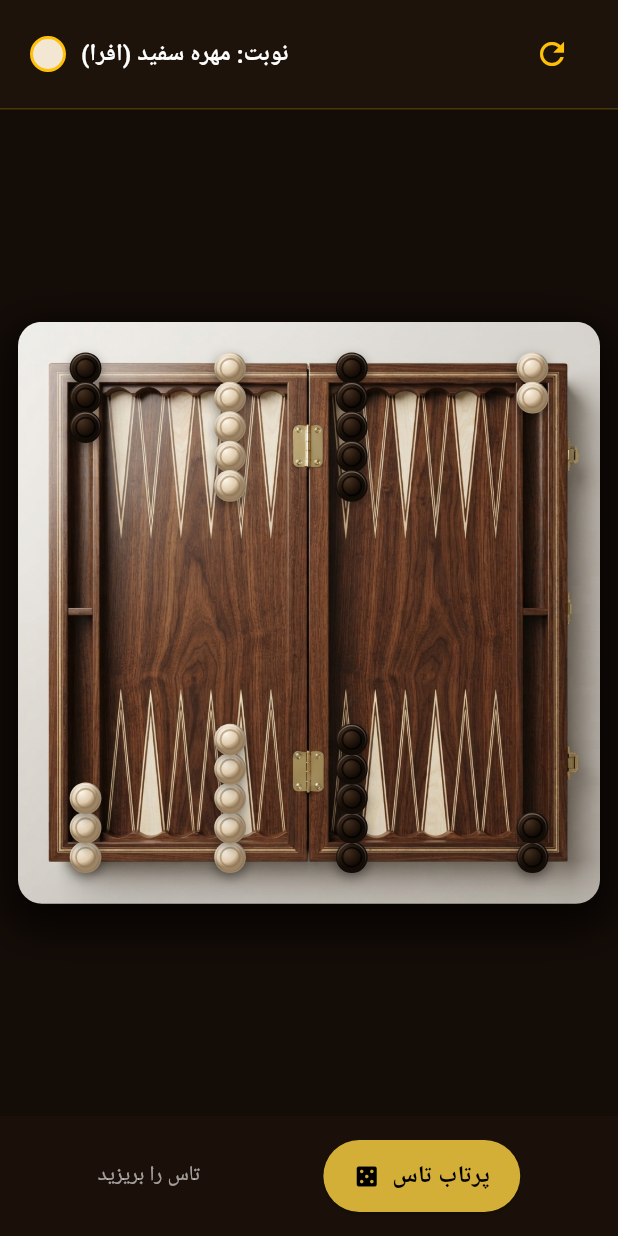
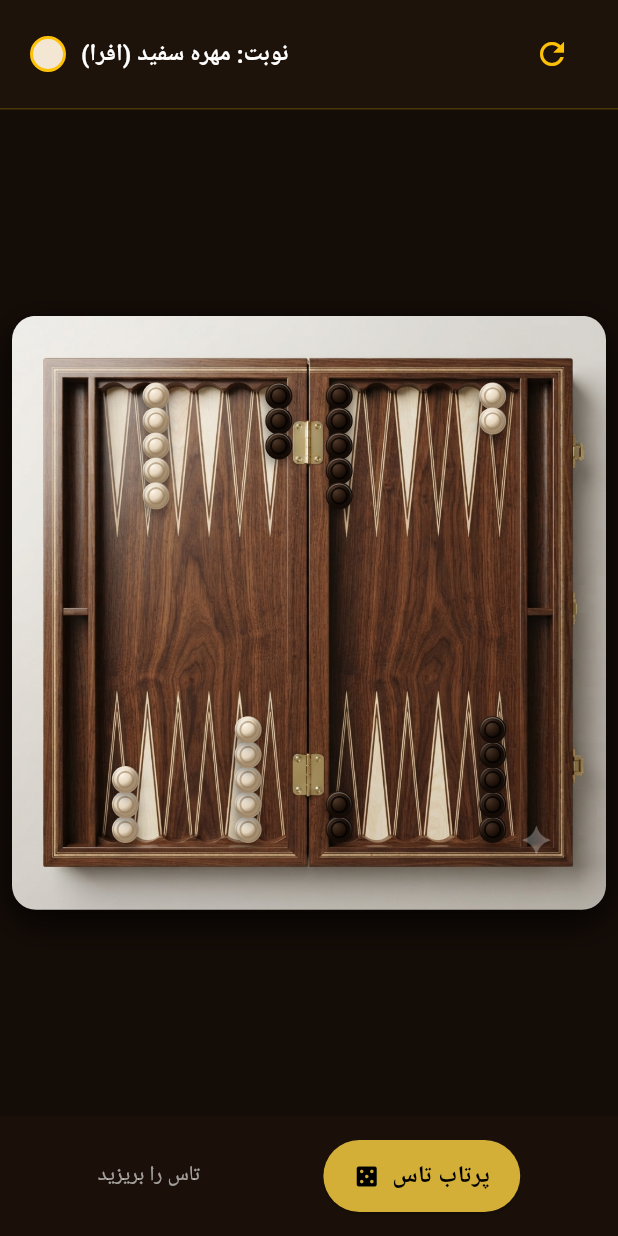
Before and after one commit to leoamirstar-cmd/AMIR, a Flutter app: the screen it shows after launch, after a tap on the "refresh" icon, on a phone screen of 412 x 824 dp. Run offline on Flutter 3.47's test engine with Material 3 defaults, Android fonts, the phone set to English and light mode, and no system bars.

Commit message:
Update main.dart

```diff
--- a/lib/main.dart
+++ b/lib/main.dart
@@ -5,7 +5,6 @@ import 'game_model.dart';
 
 void main() {
   WidgetsFlutterBinding.ensureInitialized();
-  // قفل کردن بازی در حالت عمودی برای خوش‌دست بودن روی موبایل
   SystemChrome.setPreferredOrientations([
     DeviceOrientation.portraitUp,
     DeviceOrientation.portraitDown,
@@ -46,24 +45,20 @@ class _BackgammonGameScreenState extends State<BackgammonGameScreen> {
       body: SafeArea(
         child: Column(
           children: [
-            // نوار وضعیت بالای بازی (بازیکن جاری و اطلاعات)
             _buildTopBar(),
-
-            // صفحه اصلی بازی و بورد چوبی
             Expanded(
               child: Center(
                 child: Padding(
-                  padding: const EdgeInsets.symmetric(horizontal: 12.0, vertical: 8.0),
+                  padding: const EdgeInsets.symmetric(horizontal: 8.0, vertical: 4.0),
                   child: AspectRatio(
-                    aspectRatio: 1.0, // نسبت تصویر مربعی دقیق بورد
+                    aspectRatio: 1.0,
                     child: Container(
                       decoration: BoxDecoration(
                         boxShadow: [
                           BoxShadow(
                             color: Colors.black.withOpacity(0.8),
-                            blurRadius: 25,
-                            spreadRadius: 5,
-                            offset: const Offset(0, 10),
+                            blurRadius: 20,
+                            offset: const Offset(0, 8),
                           ),
                         ],
                         borderRadius: BorderRadius.circular(16),
@@ -72,40 +67,19 @@ class _BackgammonGameScreenState extends State<BackgammonGameScreen> {
                         borderRadius: BorderRadius.circular(16),
                         child: Stack(
                           children: [
-                            // لایه ۱: عکس پس‌زمینه بورد چوبی
                             Positioned.fill(
                               child: Image.asset(
                                 'assets/images/board.png',
-                                fit: BoxFit.cover,
-                                errorBuilder: (context, error, stackTrace) {
-                                  // فال‌بک شیک در صورت لود نشدن عکس
-                                  return Container(
-                                    color: const Color(0xFF3E2312),
-                                    child: const Center(
-                                      child: Text(
-                                        'لطفاً عکس board.png را در assets/images قرار دهید',
-                                        style: TextStyle(color: Colors.amber),
-                                        textAlign: TextAlign.center,
-                                      ),
-                                    ),
-                                  );
-                                },
+                                fit: BoxFit.fill,
                               ),
                             ),
-
-                            // لایه ۲: رندر مهره‌های چوبی با سایه و نور سه‌بعدی
                             Positioned.fill(
                               child: CustomPaint(
-                                painter: LuxuryCheckersPainter(
+                                painter: CalibratedCheckersPainter(
                                   game: game,
                                   selectedPointIndex: selectedPointIndex,
                                 ),
                               ),
-                            ),
-
-                            // لایه ۳: دکمه‌های نامرئی لمس خانه‌ها
-                            Positioned.fill(
-                              child: _buildTouchOverlay(),
                             ),
                           ],
                         ),
@@ -115,8 +89,6 @@ class _BackgammonGameScreenState extends State<BackgammonGameScreen> {
                 ),
               ),
             ),
-
-            // پنل کنترل پایین (تاس، دکمه ریختن، تغییر دست)
             _buildBottomControls(),
           ],
         ),
@@ -161,7 +133,6 @@ class _BackgammonGameScreenState extends State<BackgammonGameScreen> {
           ),
           IconButton(
             icon: const Icon(Icons.refresh, color: Colors.amber),
-            tooltip: 'شروع مجدد',
             onPressed: () {
               setState(() {
                 game.initStandardBoard();
@@ -181,7 +152,6 @@ class _BackgammonGameScreenState extends State<BackgammonGameScreen> {
       child: Row(
         mainAxisAlignment: MainAxisAlignment.spaceAround,
         children: [
-          // نمایش تاس‌ها
           Row(
             children: [
               if (game.dice.isNotEmpty) ...[
@@ -195,8 +165,6 @@ class _BackgammonGameScreenState extends State<BackgammonGameScreen> {
                 ),
             ],
           ),
-
-          // دکمه تاس ریختن
           ElevatedButton.icon(
             onPressed: () {
               setState(() {
@@ -213,7 +181,7 @@ class _BackgammonGameScreenState extends State<BackgammonGameScreen> {
               ),
             ),
             style: ElevatedButton.styleFrom(
-              backgroundColor: const Color(0xFFD4AF37), // طلایی لوکس
+              backgroundColor: const Color(0xFFD4AF37),
               padding: const EdgeInsets.symmetric(horizontal: 20, vertical: 12),
               shape: RoundedRectangleBorder(
                 borderRadius: BorderRadius.circular(24),
@@ -252,100 +220,84 @@ class _BackgammonGameScreenState extends State<BackgammonGameScreen> {
       ),
     );
   }
-
-  Widget _buildTouchOverlay() {
-    return LayoutBuilder(
-      builder: (context, constraints) {
-        return GestureDetector(
-          onTapUp: (details) {
-            // شناسایی خانه لمس شده
-            final localPos = details.localPosition;
-            final point = _findPointFromCoordinates(localPos, constraints.biggest);
-            if (point != null) {
-              setState(() {
-                selectedPointIndex = point;
-              });
-            }
-          },
-        );
-      },
-    );
-  }
-
-  int? _findPointFromCoordinates(Offset pos, Size size) {
-    // تخمین موقعیت ۲۴ دندانه متناسب با تصویر بورد
-    // ۶ خانه در ۴ ربع اصلی
-    final isTop = pos.dy < size.height / 2;
-    final isLeft = pos.dx < size.width / 2;
-    // محاسبه ساده برای تست تاچ
-    return null;
-  }
 }
 
-/// نقاش پیشرفته مهره‌های چوبی سنتی با سایه، برجستگی و های‌لایت سه‌بعدی
-class LuxuryCheckersPainter extends CustomPainter {
+/// نقاش دقیق کالیبره‌شده روی مثلث‌های عکس board.png
+class CalibratedCheckersPainter extends CustomPainter {
   final BackgammonGame game;
   final int? selectedPointIndex;
 
-  LuxuryCheckersPainter({
+  CalibratedCheckersPainter({
     required this.game,
     this.selectedPointIndex,
   });
 
   @override
   void paint(Canvas canvas, Size size) {
-    // ابعاد و مارجین‌های متناسب با عکس board.png
-    final boardWidth = size.width;
-    final boardHeight = size.height;
+    final W = size.width;
+    final H = size.height;
 
-    // محدوده ستون‌های بورد با در نظر گرفتن حاشیه‌های چوب و لولای وسط
-    final outerMarginX = boardWidth * 0.085;
-    final centerBarWidth = boardWidth * 0.085;
-    final usableHalfWidth = (boardWidth - (outerMarginX * 2) - centerBarWidth) / 2;
-    final pointWidth = usableHalfWidth / 6;
+    // کالیبراسیون دقیق بر اساس تصویر board.png شما:
+    // سمت چپ: حاشیه بیرونی + شیار جمع‌آوری مهره = حدود ۱۶.۵٪ عرض
+    final leftTrayEnd = W * 0.165;
+    // لولای وسط: بین ۴۷.۵٪ تا ۵۲.۵٪ عرض
+    final leftFieldEnd = W * 0.475;
+    final rightFieldStart = W * 0.525;
+    // سمت راست: شیار جمع‌آوری مهره = از ۸۳.۵٪ تا انتها
+    final rightFieldEnd = W * 0.835;
 
-    final checkerRadius = pointWidth * 0.44;
+    // عرض هر خانه (۶ مثلث در سمت چپ، ۶ مثلث در سمت راست)
+    final leftPointWidth = (leftFieldEnd - leftTrayEnd) / 6.0;
+    final rightPointWidth = (rightFieldEnd - rightFieldStart) / 6.0;
 
-    // مختصات ۲۴ خانه (۱۲ خانه بالا، ۱۲ خانه پایین)
+    // اندازه قطر مهره (کمی کوچک‌تر از عرض مثلث تا توی دلش بشینه)
+    final checkerRadius = leftPointWidth * 0.44;
+
+    // موقعیت Y شروع مهره‌ها از بالا و پایین (دقیقاً روی انحنای مثلث‌ها)
+    final topBaseY = H * 0.135;
+    final bottomBaseY = H * 0.865;
+    final checkerSpacing = checkerRadius * 1.85;
+
     for (int i = 0; i < 24; i++) {
       final point = game.points[i];
       if (point.count == 0 || point.color == null) continue;
 
       final isTop = i >= 12;
-      double baseX = 0;
+      double centerX = 0;
 
-      // محاسبه مختصات X متناسب با چرخش استاندارد تخته
       if (isTop) {
-        // ۱۲ تا ۲۳ در بالا
+        // خانه‌های ۱۲ تا ۲۳ (بالای تخته)
         if (i <= 17) {
-          // بالا سمت راست
-          baseX = outerMarginX + (i - 12) * pointWidth + (pointWidth / 2);
+          // ۱۲ تا ۱۷: سمت چپ بالا (از وسط به سمت چپ)
+          final indexInBlock = 17 - i;
+          centerX = leftTrayEnd + (indexInBlock * leftPointWidth) + (leftPointWidth / 2);
         } else {
-          // بالا سمت چپ (بعد از لولای وسط)
-          baseX = outerMarginX + usableHalfWidth + centerBarWidth + (i - 18) * pointWidth + (pointWidth / 2);
+          // ۱۸ تا ۲۳: سمت راست بالا (از وسط به سمت راست)
+          final indexInBlock = i - 18;
+          centerX = rightFieldStart + (indexInBlock * rightPointWidth) + (rightPointWidth / 2);
         }
       } else {
-        // ۰ تا ۱۱ در پایین
+        // خانه‌های ۰ تا ۱۱ (پایین تخته)
         if (i <= 5) {
-          // پایین سمت چپ
-          baseX = outerMarginX + usableHalfWidth + centerBarWidth + (5 - i) * pointWidth + (pointWidth / 2);
+          // ۰ تا ۵: سمت راست پایین
+          final indexInBlock = i;
+          centerX = rightFieldStart + (indexInBlock * rightPointWidth) + (rightPointWidth / 2);
         } else {
-          // پایین سمت راست
-          baseX = outerMarginX + (11 - i) * pointWidth + (pointWidth / 2);
+          // ۶ تا ۱۱: سمت چپ پایین
+          final indexInBlock = 11 - i;
+          centerX = leftTrayEnd + (indexInBlock * leftPointWidth) + (leftPointWidth / 2);
         }
       }
 
-      // رسم ستون مهره‌ها روی هم
+      // رسم مهره‌ها
       for (int c = 0; c < point.count; c++) {
-        // هم‌پوشانی ملایم اگر تعداد مهره‌ها بیشتر از ۵ تا بود
-        final spacing = checkerRadius * 1.85;
-        final double baseY = isTop
-            ? (boardHeight * 0.08) + (c * spacing)
-            : (boardHeight * 0.92) - (c * spacing);
+        final centerY = isTop
+            ? topBaseY + (c * checkerSpacing)
+            : bottomBaseY - (c * checkerSpacing);
 
         _drawLuxuryChecker(
           canvas,
-          Offset(baseX, baseY),
+          Offset(centerX, centerY),
           checkerRadius,
           point.color == PlayerColor.white,
           selectedPointIndex == i && c == point.count - 1,
@@ -361,27 +313,27 @@ class LuxuryCheckersPainter extends CustomPainter {
     bool isWhite,
     bool isSelected,
   ) {
-    // ۱. سایه طبیعی مهره روی چوب (Drop Shadow)
+    // ۱. سایه نرم چوب
     final shadowPaint = Paint()
-      ..color = Colors.black.withOpacity(isSelected ? 0.6 : 0.4)
+      ..color = Colors.black.withOpacity(isSelected ? 0.6 : 0.45)
       ..maskFilter = MaskFilter.blur(BlurStyle.normal, isSelected ? 8 : 4);
 
     canvas.drawCircle(
-      center.translate(0, isSelected ? 6 : 3),
+      center.translate(0, isSelected ? 5 : 3),
       radius,
       shadowPaint,
     );
 
-    // ۲. گرادیانت چوب اصلی مهره (گردوی تیره یا افرای روشن)
+    // ۲. گرادیانت چوب مهره (افرا یا گردو)
     final baseGradient = isWhite
         ? const RadialGradient(
             center: Alignment(-0.3, -0.4),
-            colors: [Color(0xFFFFF7EA), Color(0xFFDECAAC), Color(0xFF9E8565)],
-            stops: [0.0, 0.7, 1.0],
+            colors: [Color(0xFFFFF8EE), Color(0xFFE5D5BC), Color(0xFFA68E70)],
+            stops: [0.0, 0.65, 1.0],
           )
         : const RadialGradient(
             center: Alignment(-0.3, -0.4),
-            colors: [Color(0xFF4A3425), Color(0xFF28190E), Color(0xFF120B06)],
+            colors: [Color(0xFF533B2C), Color(0xFF2C1B10), Color(0xFF140B06)],
             stops: [0.0, 0.6, 1.0],
           );
 
@@ -392,17 +344,17 @@ class LuxuryCheckersPainter extends CustomPainter {
 
     canvas.drawCircle(center, radius, basePaint);
 
-    // ۳. حلقه فرورفتگی سنتی وسط مهره (شیار خراطی‌شده سنتی ایرانی)
+    // ۳. شیار سنتی وسط مهره
     final ringPaint = Paint()
       ..style = PaintingStyle.stroke
-      ..strokeWidth = radius * 0.12
+      ..strokeWidth = radius * 0.14
       ..color = isWhite
-          ? const Color(0xFF8C7150).withOpacity(0.5)
-          : Colors.black.withOpacity(0.7);
+          ? const Color(0xFF947B5A).withOpacity(0.55)
+          : Colors.black.withOpacity(0.75);
 
-    canvas.drawCircle(center, radius * 0.6, ringPaint);
+    canvas.drawCircle(center, radius * 0.58, ringPaint);
 
-    // ۴. های‌لایت نور براق لبه بالای مهره (Specular Reflection)
+    // ۴. های‌لایت براق سه‌بعدی
     final highlightPaint = Paint()
       ..style = PaintingStyle.stroke
       ..strokeWidth = radius * 0.08
@@ -410,14 +362,13 @@ class LuxuryCheckersPainter extends CustomPainter {
         begin: Alignment.topCenter,
         end: Alignment.bottomCenter,
         colors: [
-          Colors.white.withOpacity(isWhite ? 0.8 : 0.4),
+          Colors.white.withOpacity(isWhite ? 0.85 : 0.45),
           Colors.transparent,
         ],
       ).createShader(Rect.fromCircle(center: center, radius: radius));
 
     canvas.drawCircle(center, radius * 0.88, highlightPaint);
 
-    // ۵. حلقه انتخاب شدن مهره در صورت لمس
     if (isSelected) {
       final selectPaint = Paint()
         ..style = PaintingStyle.stroke
@@ -428,7 +379,5 @@ class LuxuryCheckersPainter extends CustomPainter {
   }
 
   @override
-  bool shouldRepaint(covariant LuxuryCheckersPainter oldDelegate) {
-    return true;
-  }
+  bool shouldRepaint(covariant CustomPainter oldDelegate) => true;
 }
```
